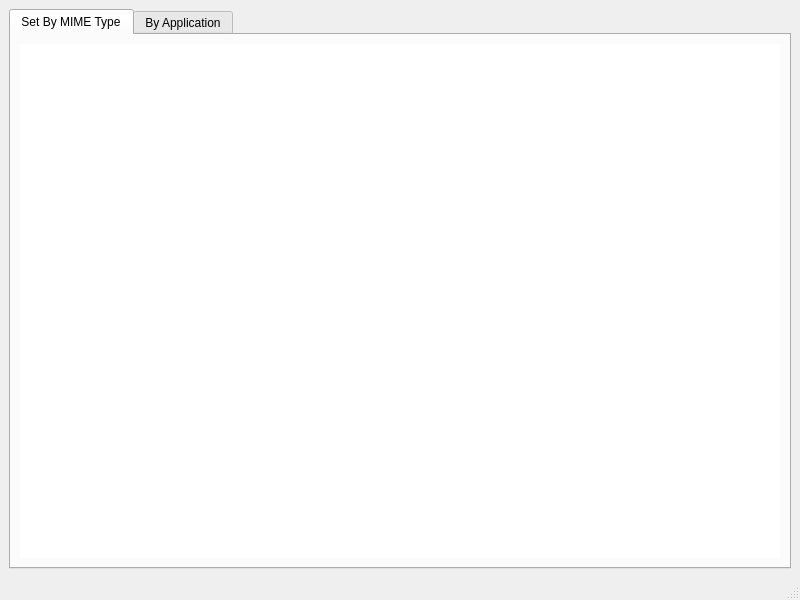
Old version of the form ui/appsel.ui in the repository jlu5/appsel.
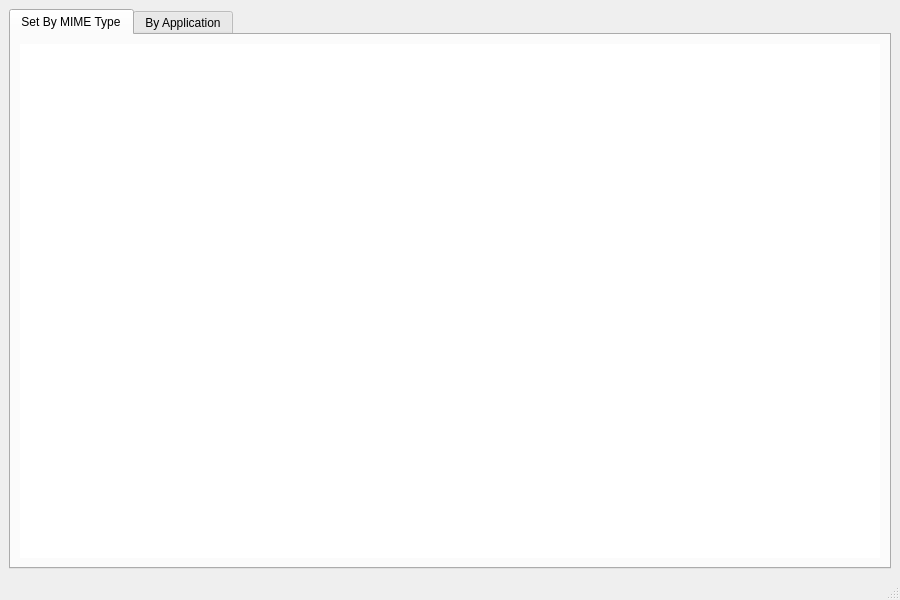
New version of the form.

Commit message: Add a file extensions column to the MIME Types list

```diff
--- a/ui/appsel.ui
+++ b/ui/appsel.ui
@@ -6,7 +6,7 @@
    <rect>
     <x>0</x>
     <y>0</y>
-    <width>800</width>
+    <width>900</width>
     <height>600</height>
    </rect>
   </property>
@@ -39,9 +39,6 @@
           <attribute name="horizontalHeaderCascadingSectionResizes">
            <bool>true</bool>
           </attribute>
-          <attribute name="horizontalHeaderDefaultSectionSize">
-           <number>400</number>
-          </attribute>
           <attribute name="horizontalHeaderStretchLastSection">
            <bool>true</bool>
           </attribute>
```
Left out of the diff: 2 changed lines with no effect on the pictures. The commit also changes 2 other files.
